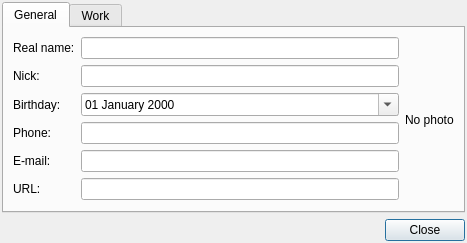
This is src/plugins/azoth/plugins/xoox/vcarddialog.ui in 0xd34df00d/leechcraft as Qt 5 draws it before an edit. The edited form follows.
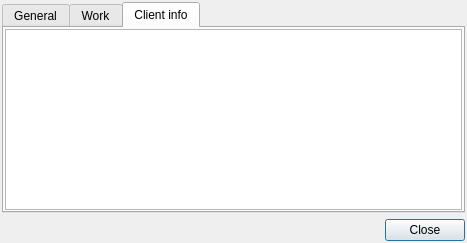
This is the edited form. The open tabs and pages were chosen to show the change.

Commit message: Azoth Xoox: caps in vCard dialog.

Diff of the .ui file:
```diff
--- a/src/plugins/azoth/plugins/xoox/vcarddialog.ui
+++ b/src/plugins/azoth/plugins/xoox/vcarddialog.ui
@@ -148,6 +148,19 @@
        <string>Work</string>
       </attribute>
      </widget>
+     <widget class="QWidget" name="tab">
+      <attribute name="title">
+       <string>Client info</string>
+      </attribute>
+      <layout class="QVBoxLayout" name="verticalLayout_3">
+       <property name="margin">
+        <number>1</number>
+       </property>
+       <item>
+        <widget class="QTextEdit" name="ClientInfo_"/>
+       </item>
+      </layout>
+     </widget>
     </widget>
    </item>
    <item>
```
The commit also changes 5 other files.
